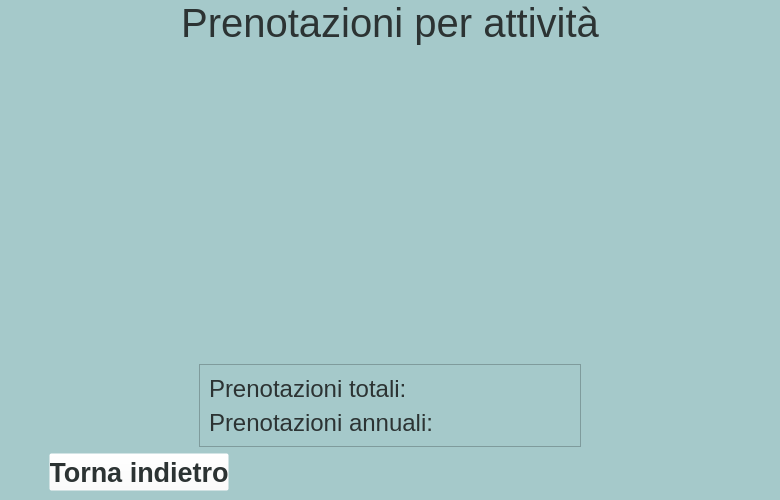
NicolaB01/SportArea, file UI/SportArea-statistichePrenotazioni.ui: the form before one commit.
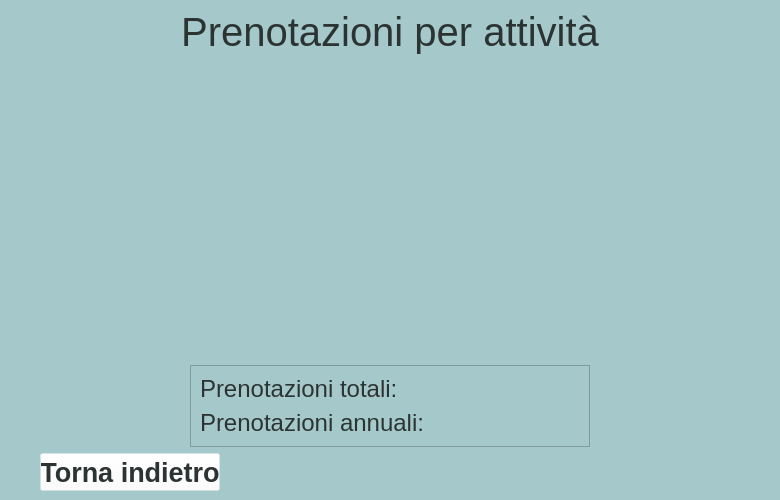
The form after the commit. Icons and pictures are not drawn.

The edit to the form file:
```diff
--- a/UI/SportArea-statistichePrenotazioni.ui
+++ b/UI/SportArea-statistichePrenotazioni.ui
@@ -26,15 +26,21 @@
      <height>500</height>
     </size>
    </property>
+   <layout class="QGridLayout" name="gridLayout">
+    <property name="leftMargin">
+     <number>0</number>
+    </property>
+    <property name="topMargin">
+     <number>0</number>
+    </property>
+    <property name="rightMargin">
+     <number>0</number>
+    </property>
+    <property name="bottomMargin">
+     <number>0</number>
+    </property>
+    <item row="0" column="0">
    <widget class="QWidget" name="widget" native="true">
-    <property name="geometry">
-     <rect>
-      <x>0</x>
-      <y>0</y>
-      <width>780</width>
-      <height>500</height>
-     </rect>
-    </property>
     <property name="minimumSize">
      <size>
       <width>780</width>
@@ -45,6 +51,12 @@
      <string notr="true">background-color: rgb(165, 201, 202);</string>
     </property>
     <layout class="QHBoxLayout" name="horizontalLayout_8">
+       <property name="leftMargin">
+        <number>0</number>
+       </property>
+       <property name="rightMargin">
+        <number>0</number>
+       </property>
      <item>
       <spacer name="horizontalSpacer_6">
        <property name="orientation">
@@ -91,6 +103,12 @@
        </item>
        <item>
         <widget class="QWidget" name="frame_grafico" native="true">
+           <property name="minimumSize">
+            <size>
+             <width>0</width>
+             <height>250</height>
+            </size>
+           </property>
          <property name="styleSheet">
           <string notr="true"/>
          </property>
@@ -107,7 +125,7 @@
          <property name="minimumSize">
           <size>
            <width>0</width>
-           <height>231</height>
+             <height>0</height>
           </size>
          </property>
          <property name="maximumSize">
@@ -117,6 +135,18 @@
           </size>
          </property>
          <layout class="QVBoxLayout" name="verticalLayout_2">
+            <property name="leftMargin">
+             <number>0</number>
+            </property>
+            <property name="topMargin">
+             <number>0</number>
+            </property>
+            <property name="rightMargin">
+             <number>0</number>
+            </property>
+            <property name="bottomMargin">
+             <number>0</number>
+            </property>
           <item>
            <layout class="QHBoxLayout" name="horizontalLayout_5">
             <item>
@@ -138,6 +168,18 @@
             <item>
              <widget class="QFrame" name="frame_2">
               <layout class="QHBoxLayout" name="horizontalLayout_4">
+                 <property name="leftMargin">
+                  <number>0</number>
+                 </property>
+                 <property name="topMargin">
+                  <number>0</number>
+                 </property>
+                 <property name="rightMargin">
+                  <number>0</number>
+                 </property>
+                 <property name="bottomMargin">
+                  <number>0</number>
+                 </property>
                <item>
                 <widget class="QPushButton" name="pushButton_prima">
                  <property name="maximumSize">
@@ -319,6 +361,12 @@
                 <layout class="QHBoxLayout" name="horizontalLayout">
                  <item>
                   <widget class="QLabel" name="title2_2">
+                     <property name="minimumSize">
+                      <size>
+                       <width>0</width>
+                       <height>20</height>
+                      </size>
+                     </property>
                    <property name="font">
                     <font>
                      <family>Arial</family>
@@ -336,6 +384,12 @@
                  </item>
                  <item>
                   <widget class="QLabel" name="prenotazioni_tot">
+                     <property name="minimumSize">
+                      <size>
+                       <width>0</width>
+                       <height>20</height>
+                      </size>
+                     </property>
                    <property name="font">
                     <font>
                      <family>Arial</family>
@@ -357,6 +411,12 @@
                 <layout class="QHBoxLayout" name="horizontalLayout_2">
                  <item>
                   <widget class="QLabel" name="title2_3">
+                     <property name="minimumSize">
+                      <size>
+                       <width>0</width>
+                       <height>20</height>
+                      </size>
+                     </property>
                    <property name="font">
                     <font>
                      <family>Arial</family>
@@ -374,6 +434,12 @@
                  </item>
                  <item>
                   <widget class="QLabel" name="prenotazioni_annuali">
+                     <property name="minimumSize">
+                      <size>
+                       <width>0</width>
+                       <height>20</height>
+                      </size>
+                     </property>
                    <property name="font">
                     <font>
                      <family>Arial</family>
@@ -510,6 +576,8 @@
      </item>
     </layout>
    </widget>
+    </item>
+   </layout>
   </widget>
  </widget>
  <resources>
```
Lines whose indentation alone changed are shown as unchanged.
